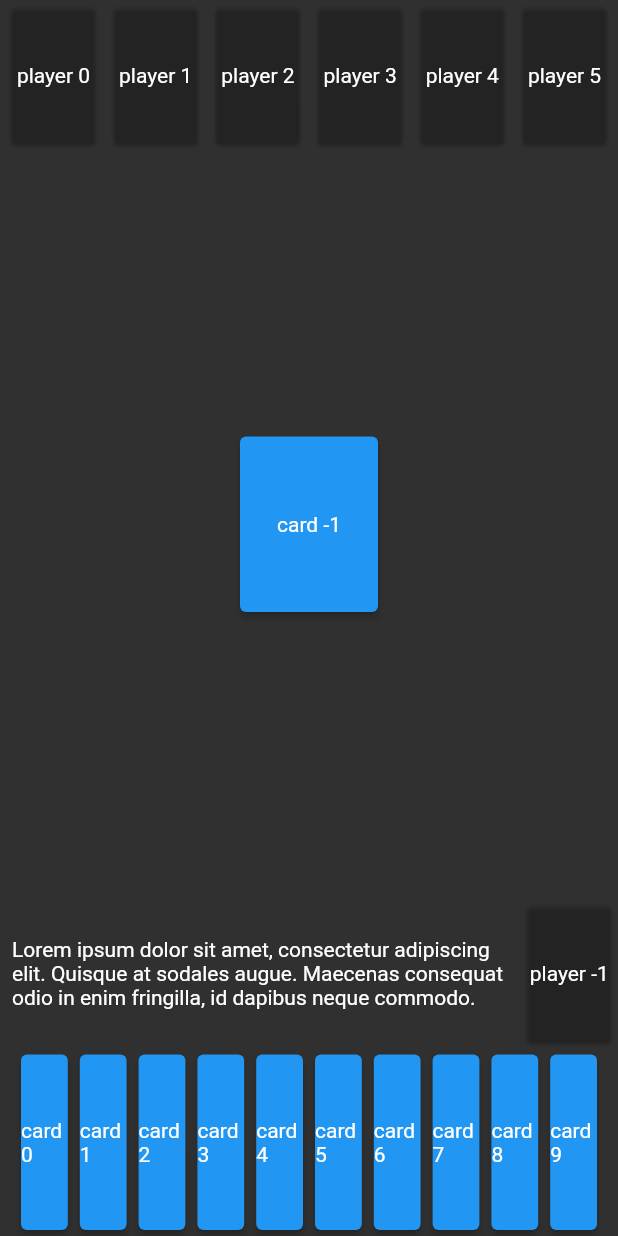
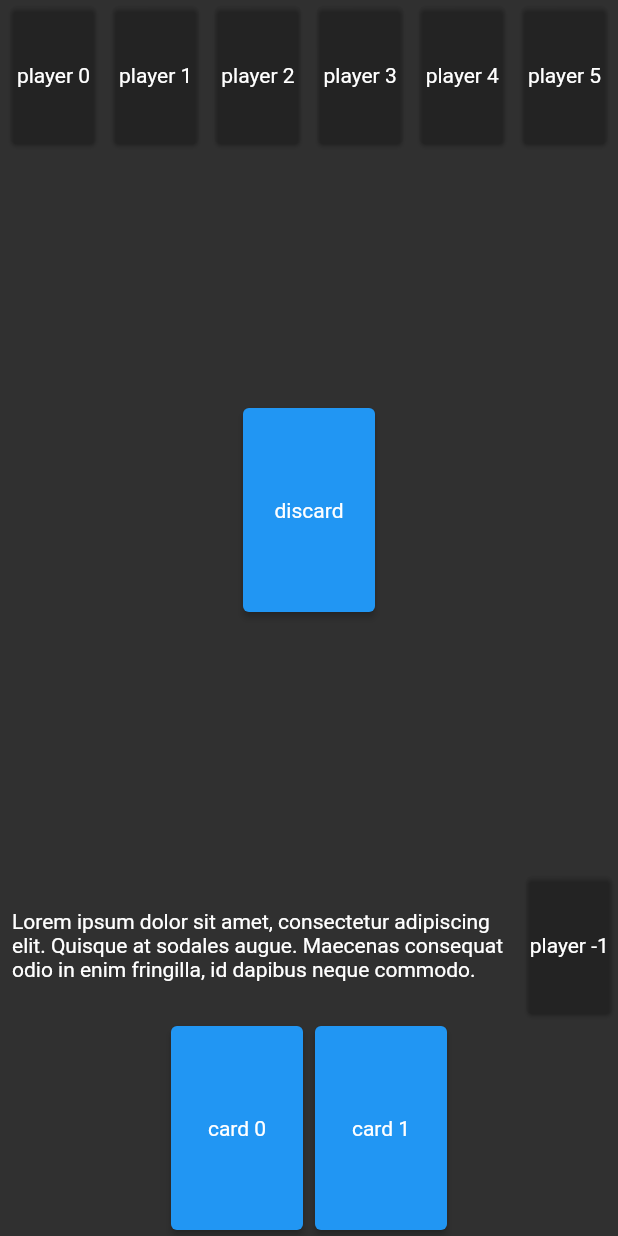
Before and after one commit to stephtelolahy/WildWest-Flutter, a Flutter app: the screen it shows after launch, on a phone screen of 412 x 824 dp. Run offline on Flutter 3.47's test engine with Material 2 defaults, Android fonts, the phone set to English and light mode, and no system bars.

Commit message:
present card

```diff
--- a/lib/game_page.dart
+++ b/lib/game_page.dart
@@ -5,6 +5,10 @@ import 'package:wildwest_flutter/widgets/card.dart';
 import 'package:wildwest_flutter/widgets/player.dart';
 
 class GamePage extends StatelessWidget {
+  static const double CARD_WIDTH = 96;
+  static const double CARD_HEIGHT = 144;
+  static const double CARD_SPACING = 2;
+
   @override
   Widget build(BuildContext context) {
     return Scaffold(
@@ -22,7 +26,7 @@ class GamePage extends StatelessWidget {
 
   Widget _buildOther(BuildContext context) {
     final players = List.generate(6, (index) => _buildPlayer(context, index));
-    return IntrinsicHeight(
+    return Container(
         child: Row(
       mainAxisAlignment: MainAxisAlignment.spaceEvenly,
       children: players,
@@ -36,13 +40,17 @@ class GamePage extends StatelessWidget {
   Widget _buildDeck(BuildContext context) {
     return Expanded(
       child: Center(
-        child: _buildCard(context, -1),
+        child: CardWidget(
+          name: 'discard',
+          size: Size(CARD_WIDTH, CARD_HEIGHT),
+          sizeWhenDragging: Size(CARD_WIDTH, CARD_HEIGHT),
+        ),
       ),
     );
   }
 
   Widget _buildYou(BuildContext context) {
-    return IntrinsicHeight(
+    return Container(
       child: Row(
         children: [_buildMessage(context), _buildPlayer(context, -1)],
       ),
@@ -50,24 +58,24 @@ class GamePage extends StatelessWidget {
   }
 
   Widget _buildHand(BuildContext context) {
-    final itemsCount = 10;
-    final spacing = 2;
+    final itemsCount = 2;
     final screenW = MediaQuery.of(context).size.width;
-    final double cardMaxWidth = 100;
-    final double cardWidth = (screenW - itemsCount * spacing) / itemsCount;
-    final double width = min(cardWidth, cardMaxWidth);
+    final double cardWidth = (screenW - itemsCount * CARD_SPACING) / itemsCount;
+    final double width = min(cardWidth, CARD_WIDTH);
 
     return Container(
-        child: Row(
-      mainAxisAlignment: MainAxisAlignment.center,
-      children: List.generate(
+      child: Row(
+        mainAxisAlignment: MainAxisAlignment.center,
+        children: List.generate(
           itemsCount,
           (index) => CardWidget(
-              name: 'card $index',
-              width: width,
-              height: 125,
-              floatingWidth: cardMaxWidth)),
-    ));
+            name: 'card $index',
+            size: Size(width, CARD_HEIGHT),
+            sizeWhenDragging: Size(CARD_WIDTH, CARD_HEIGHT),
+          ),
+        ),
+      ),
+    );
   }
 
   Widget _buildMessage(BuildContext context) {
@@ -79,9 +87,4 @@ class GamePage extends StatelessWidget {
       child: Text(message),
     ));
   }
-
-  Widget _buildCard(BuildContext context, int index) {
-    return CardWidget(
-        name: 'card $index', width: 100, height: 125, floatingWidth: 100);
-  }
 }
--- a/lib/widgets/card.dart
+++ b/lib/widgets/card.dart
@@ -1,40 +1,46 @@
 import 'package:flutter/material.dart';
 
 class CardWidget extends StatelessWidget {
+  static const double CARD_ELEVATION = 2;
+  static const double CARD_RADIUS = 4;
+  static const double CARD_SCALE_WHEN_DRAGGING = 1.2;
+
   final String name;
-  final double width;
-  final double height;
-  final double floatingWidth;
+  final Size size;
+  final Size sizeWhenDragging;
 
   CardWidget(
-      {required this.name,
-      required this.width,
-      required this.floatingWidth,
-      required this.height});
+      {required this.name, required this.size, required this.sizeWhenDragging});
 
   @override
   Widget build(BuildContext context) {
     return Draggable(
       data: name,
       childWhenDragging: SizedBox.shrink(),
+      // childWhenDragging:
+      // Container(color: Colors.red, height: size.height, width: size.width),
       feedback: Transform.scale(
-          scale: 1.2,
+          scale: CARD_SCALE_WHEN_DRAGGING,
+          child: Transform.translate(
+              offset: Offset((size.width - sizeWhenDragging.width) * 0.5,
+                  -size.height * 0.5),
               child: Container(
-              height: height,
-              width: floatingWidth,
+                  height: sizeWhenDragging.height,
+                  width: sizeWhenDragging.width,
                   child: Card(
-                elevation: 2.0,
+                    elevation: CARD_ELEVATION,
                     color: Colors.amber,
                     child: Center(
                       child: Text(name),
                     ),
-              ))),
+                  )))),
       child: Container(
-        height: height,
-        width: width,
+        height: size.height,
+        width: size.width,
         child: Card(
-          elevation: 2.0,
-          shape: RoundedRectangleBorder(borderRadius: BorderRadius.circular(4)),
+          elevation: CARD_ELEVATION,
+          shape: RoundedRectangleBorder(
+              borderRadius: BorderRadius.circular(CARD_RADIUS)),
           color: Colors.blue,
           child: Center(child: Text(name)),
         ),
```
Lines whose indentation alone changed are shown as unchanged.
